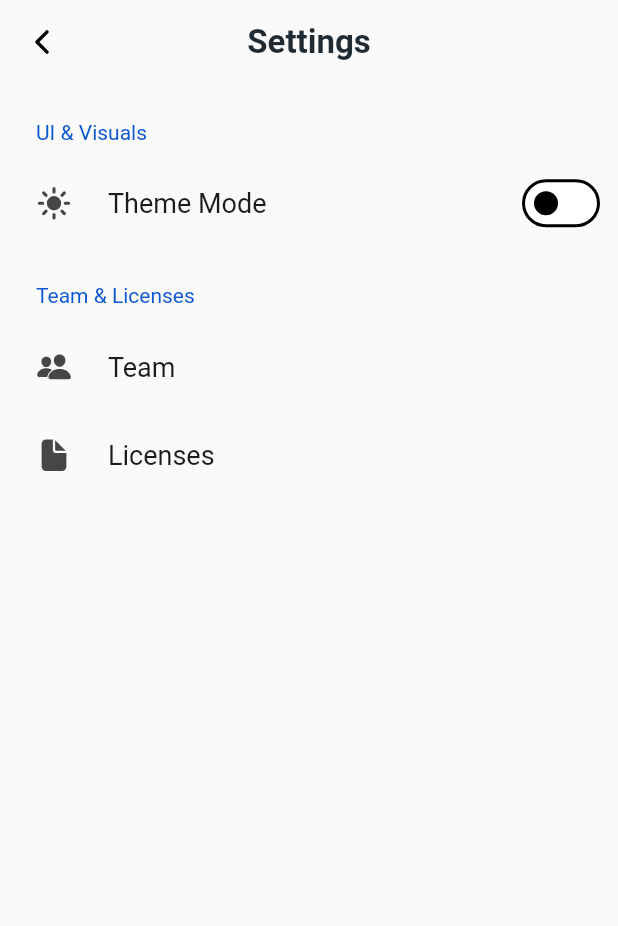
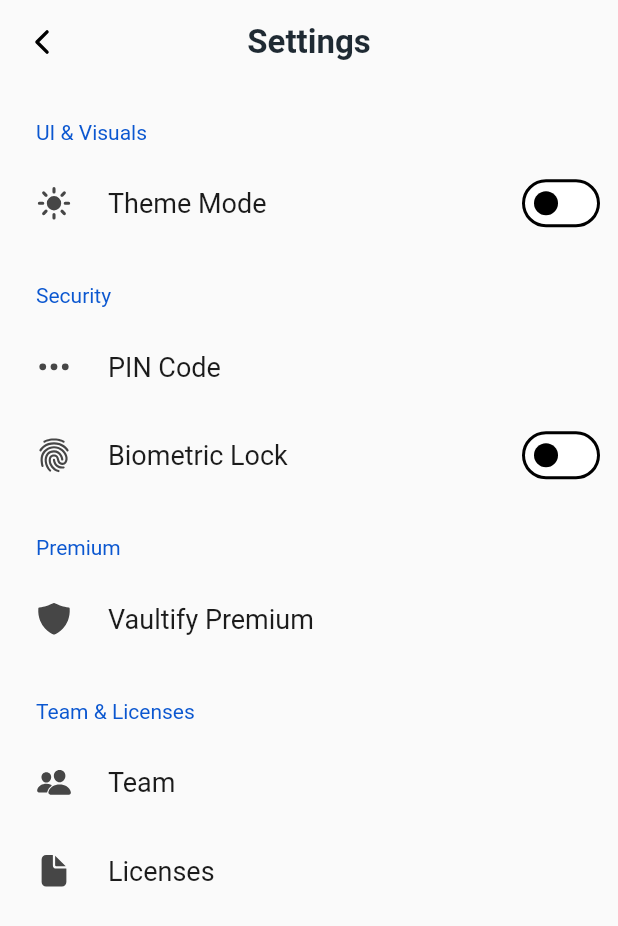
Before and after one commit to danfq/Vaultify, a Flutter app: the Settings screen opened directly, on a phone screen of 412 x 824 dp. Shown: the top 926 px of the screen. Run offline on Flutter 3.47's test engine with Material 3 defaults, Android fonts, the phone set to English and light mode, and no system bars; drawn by our look-alikes of settings_ui; our stand-ins replace adaptive_theme, flutter_dotenv, flutter_vector_icons, fluttertoast, get, google_fonts and 5 more; missing offline and left inert: future_progress_dialog, sensitive_clipboard; accounts and stored records are empty.

Commit message:
Added 'Security' & 'Premium' Sections on Settings

```diff
--- a/lib/pages/settings/settings.dart
+++ b/lib/pages/settings/settings.dart
@@ -2,6 +2,7 @@ import 'package:flutter/material.dart';
 import 'package:flutter_vector_icons/flutter_vector_icons.dart';
 import 'package:get/route_manager.dart';
 import 'package:settings_ui/settings_ui.dart';
+import 'package:vaultify/util/services/data/local.dart';
 import 'package:vaultify/util/theming/controller.dart';
 import 'package:vaultify/util/widgets/main.dart';
 
@@ -15,6 +16,10 @@ class Settings extends StatefulWidget {
 class _SettingsState extends State<Settings> {
   ///Current Theme
   bool currentTheme = ThemeController.current(context: Get.context!);
+
+  //Security
+  int pinCode = LocalData.boxData(box: "security")["pin"] ?? 0000;
+  bool bioLock = LocalData.boxData(box: "security")["bio_lock"] ?? false;
 
   @override
   Widget build(BuildContext context) {
@@ -50,6 +55,43 @@ class _SettingsState extends State<Settings> {
               ],
             ),
 
+            //Security
+            SettingsSection(
+              title: const Text("Security"),
+              tiles: [
+                //PIN Code
+                SettingsTile.navigation(
+                  leading: const Icon(Ionicons.ellipsis_horizontal),
+                  title: const Text("PIN Code"),
+                ),
+
+                //Biometric Lock
+                SettingsTile.switchTile(
+                  leading: const Icon(Ionicons.finger_print),
+                  initialValue: bioLock,
+                  onToggle: (context) {
+                    //Update UI
+                    setState(() {
+                      bioLock = !bioLock;
+                    });
+                  },
+                  title: const Text("Biometric Lock"),
+                ),
+              ],
+            ),
+
+            //Premium
+            SettingsSection(
+              title: const Text("Premium"),
+              tiles: [
+                //Vaultify Premium
+                SettingsTile.navigation(
+                  leading: const Icon(Ionicons.shield),
+                  title: const Text("Vaultify Premium"),
+                ),
+              ],
+            ),
+
             //Team & Licenses
             SettingsSection(
               title: const Text("Team & Licenses"),
--- a/lib/util/services/data/local.dart
+++ b/lib/util/services/data/local.dart
@@ -4,7 +4,13 @@ import 'package:path_provider/path_provider.dart';
 ///Local Data
 class LocalData {
   ///Hive Boxes
-  static final _boxes = <String>["intro", "user", "settings", "passwords"];
+  static final _boxes = <String>[
+    "intro",
+    "user",
+    "settings",
+    "passwords",
+    "security",
+  ];
 
   ///Initialize Hive Storage
   static Future<void> init() async {
```
